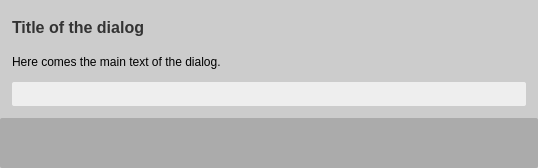
Above: TriblerGUI/qt_resources/buttonsdialog.ui from Tribler/tribler before the change. Below: the same form after it.
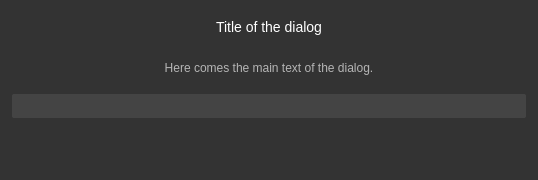
That is the form after the change.

Diff of the .ui file:
```diff
--- a/TriblerGUI/qt_resources/buttonsdialog.ui
+++ b/TriblerGUI/qt_resources/buttonsdialog.ui
@@ -7,7 +7,7 @@
     <x>0</x>
     <y>0</y>
     <width>538</width>
-    <height>146</height>
+    <height>180</height>
    </rect>
   </property>
   <property name="sizePolicy">
@@ -38,7 +38,7 @@
    <bool>false</bool>
   </property>
   <property name="styleSheet">
-   <string notr="true">background-color: #ccc;
+   <string notr="true">background-color: #333333;
 border-radius: 2px;</string>
   </property>
   <layout class="QVBoxLayout" name="verticalLayout">
@@ -105,13 +105,15 @@
          </size>
         </property>
         <property name="styleSheet">
-         <string notr="true">font-size: 16px;
-font-weight: bold;
-color: #333;</string>
+         <string notr="true">font-size: 14px;
+color: white;</string>
         </property>
         <property name="text">
          <string>Title of the dialog</string>
         </property>
+        <property name="alignment">
+         <set>Qt::AlignCenter</set>
+        </property>
        </widget>
       </item>
       <item>
@@ -122,9 +124,15 @@
           <verstretch>0</verstretch>
          </sizepolicy>
         </property>
+        <property name="styleSheet">
+         <string notr="true">color: #B5B5B5;</string>
+        </property>
         <property name="text">
          <string>Here comes the main text of the dialog.</string>
         </property>
+        <property name="alignment">
+         <set>Qt::AlignCenter</set>
+        </property>
         <property name="wordWrap">
          <bool>true</bool>
         </property>
@@ -145,8 +153,7 @@
          </size>
         </property>
         <property name="styleSheet">
-         <string notr="true">background-color: #eee;
-padding-left: 4px;</string>
+         <string notr="true">background-color: #444;</string>
         </property>
        </widget>
       </item>
@@ -174,7 +181,7 @@
       </size>
      </property>
      <property name="styleSheet">
-      <string notr="true">background-color: #ababab;</string>
+      <string notr="true"/>
      </property>
      <layout class="QHBoxLayout" name="horizontalLayout">
       <property name="leftMargin">
@@ -189,19 +196,6 @@
       <property name="bottomMargin">
        <number>12</number>
       </property>
-      <item>
-       <spacer name="horizontalSpacer">
-        <property name="orientation">
-         <enum>Qt::Horizontal</enum>
-        </property>
-        <property name="sizeHint" stdset="0">
-         <size>
-          <width>40</width>
-          <height>20</height>
-         </size>
-        </property>
-       </spacer>
-      </item>
      </layout>
     </widget>
    </item>
```
